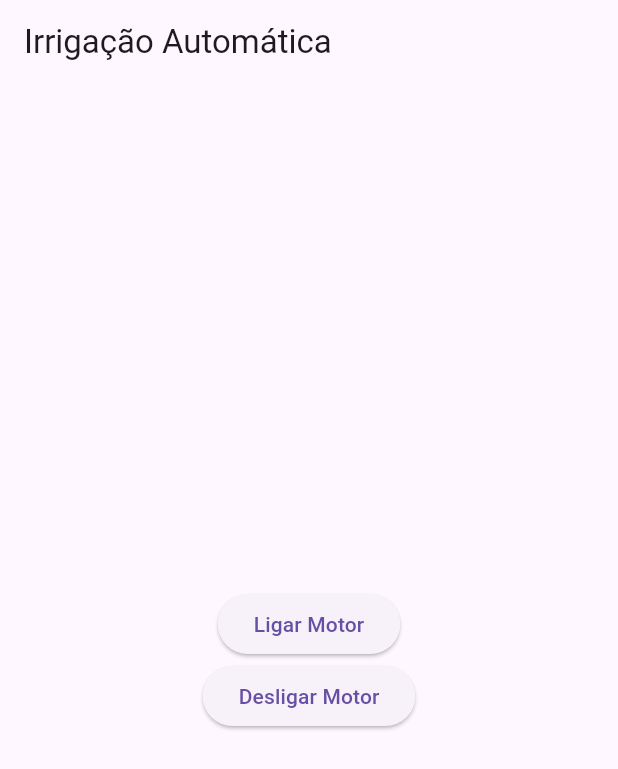
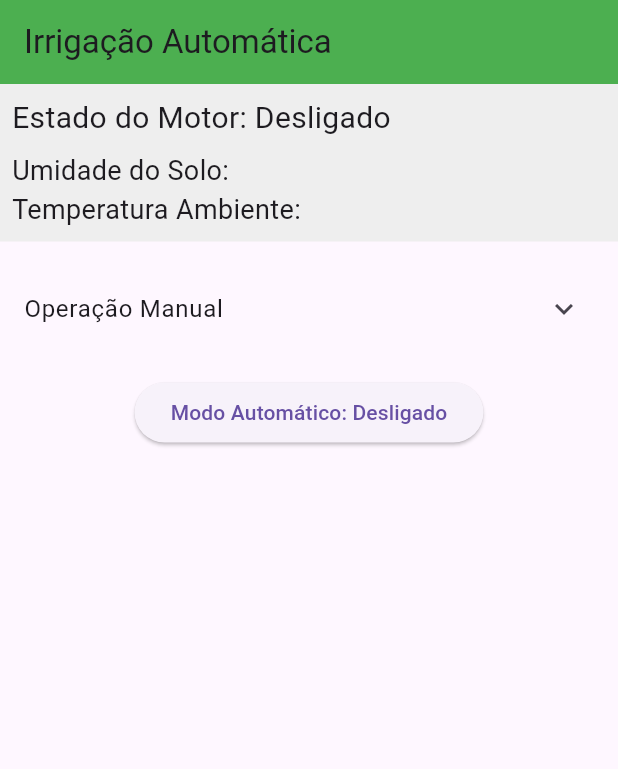
Before and after one commit to mayra2001/smartcontrol, a Flutter app: the screen it shows after launch, on a phone screen of 412 x 824 dp. Shown: the top 769 px of the screen. Run offline on Flutter 3.47's test engine with Material 3 defaults, Android fonts, the phone set to English and light mode, and no system bars; our stand-ins replace logger, socket_io_client; network calls fail.

Commit message:
Atualizando interface

```diff
--- a/smartcontrol/lib/main.dart
+++ b/smartcontrol/lib/main.dart
@@ -1,24 +1,55 @@
 import 'package:flutter/material.dart';
 import 'package:socket_io_client/socket_io_client.dart' as IO;
+import 'package:logger/logger.dart';
 
 class IrrigationApp extends StatefulWidget {
+  const IrrigationApp({super.key});
+
   @override
+  // ignore: library_private_types_in_public_api
   _IrrigationAppState createState() => _IrrigationAppState();
 }
 
 class _IrrigationAppState extends State<IrrigationApp> {
   late IO.Socket socket;
+  bool modoAutomatico = false;
+  bool motorLigado = false;
+  final Logger logger = Logger();
 
   @override
   void initState() {
     super.initState();
-    // Conectar ao servidor do Arduino
-    socket = IO.io('http://endereco_do_seu_arduino:porta');
+    initializeSocket();
+  }
+
+  void initializeSocket() {
+    // Conectar ao servidor do Arduino mudar apos com a porta do arduino
+    socket = IO.io('http://dummy_socket_server:3000');
     socket.connect();
 
     // Ouvir mensagens do servidor
-    socket.on('message', (data) {
-      print('Mensagem recebida: $data');
+    socket.on('umidade_solo', (data) {
+      logger.d('Umidade do solo: $data');
+      // Atualiza a interface do usuário com os dados de umidade recebidos
+    });
+
+    socket.on('temperatura_ambiente', (data) {
+      logger.i('Temperatura ambiente: $data');
+      // Atualiza a interface do usuário com os dados de temperatura recebidos
+    });
+
+    socket.on('motor_ligado', (data) {
+      logger.i('Motor ligado');
+      setState(() {
+        motorLigado = true; // Atualiza o estado do motor na tela
+      });
+    });
+
+    socket.on('motor_desligado', (data) {
+      logger.i('Motor desligado');
+      setState(() {
+        motorLigado = false; // Atualiza o estado do motor na tela
+      });
     });
   }
 
@@ -32,28 +63,83 @@ class _IrrigationAppState extends State<IrrigationApp> {
   Widget build(BuildContext context) {
     return Scaffold(
       appBar: AppBar(
-        title: Text('Irrigação Automática'),
+        title: const Text('Irrigação Automática'),
+        backgroundColor: Colors.green,
       ),
-      body: Center(
+      body: Column(
+        children: <Widget>[
+          Container(
+            color: Colors.grey[200],
+            padding: const EdgeInsets.all(8),
             child: Column(
-          mainAxisAlignment: MainAxisAlignment.center,
+              crossAxisAlignment: CrossAxisAlignment.stretch,
+              children: <Widget>[
+                Text(
+                  'Estado do Motor: ${motorLigado ? 'Ligado' : 'Desligado'}',
+                  style: const TextStyle(fontSize: 20),
+                ),
+                const SizedBox(height: 8),
+                const Text(
+                  'Umidade do Solo:',
+                  style: TextStyle(fontSize: 18),
+                ),
+                const Text(
+                  'Temperatura Ambiente:',
+                  style: TextStyle(fontSize: 18),
+                ),
+              ],
+            ),
+          ),
+          const SizedBox(height: 16),
+          ExpansionTile(
+            title: const Text('Operação Manual'),
+            children: <Widget>[
+              Row(
+                mainAxisAlignment: MainAxisAlignment.spaceEvenly,
                 children: <Widget>[
                   ElevatedButton(
                     onPressed: () {
-                // Enviar mensagem para ligar o motor
                       socket.emit('ligar_motor', 'ligar');
+                      setState(() {
+                        motorLigado = true;
+                      });
                     },
-              child: Text('Ligar Motor'),
+                    style: ElevatedButton.styleFrom(primary: Colors.green),
+                    child: const Text('Ligar Motor'),
                   ),
                   ElevatedButton(
                     onPressed: () {
-                // Enviar mensagem para desligar o motor
                       socket.emit('desligar_motor', 'desligar');
+                      setState(() {
+                        motorLigado = false;
+                      });
                     },
-              child: Text('Desligar Motor'),
+                    style: ElevatedButton.styleFrom(primary: Colors.red),
+                    child: const Text('Desligar Motor'),
                   ),
                 ],
               ),
+            ],
+          ),
+          const SizedBox(height: 16),
+          ElevatedButton(
+            onPressed: () {
+              setState(() {
+                modoAutomatico = !modoAutomatico;
+                if (modoAutomatico) {
+                  socket.emit('modo_automatico', 'ativar');
+                } else {
+                  socket.emit('modo_automatico', 'desativar');
+                }
+              });
+            },
+            child: Text(
+              modoAutomatico
+                  ? 'Modo Automático: Ligado'
+                  : 'Modo Automático: Desligado',
+            ),
+          ),
+        ],
       ),
     );
   }
@@ -62,6 +148,9 @@ class _IrrigationAppState extends State<IrrigationApp> {
 void main() {
   runApp(MaterialApp(
     title: 'Irrigação Automática',
-    home: IrrigationApp(),
+    theme: ThemeData(
+      primaryColor: Colors.green,
+    ),
+    home: const IrrigationApp(),
   ));
 }
```
Also changed, not shown: smartcontrol/pubspec.yaml (+5 -4 lines), smartcontrol/pubspec.lock, 2 other files. Lines whose indentation alone changed are shown as unchanged.
